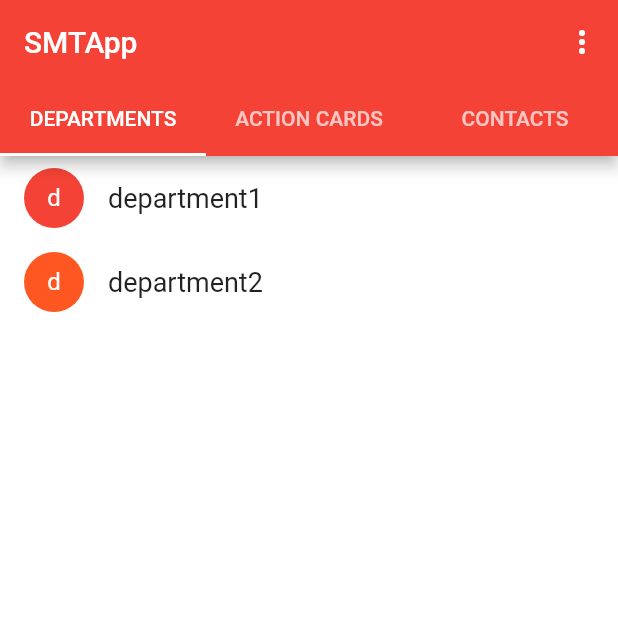
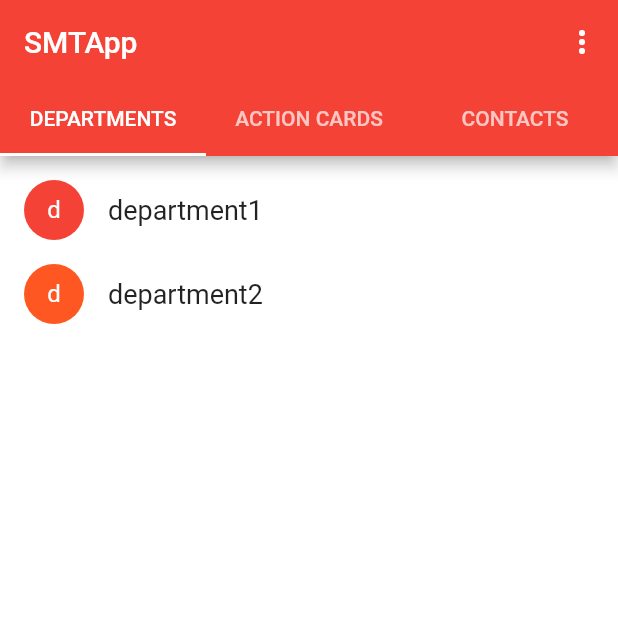
Before and after one commit to SnakeyHips/SMTApp, a Flutter app: the screen it shows after launch, on a phone screen of 412 x 824 dp, the top half of it. Run offline on Flutter 3.47's test engine with Material 2 defaults, Android fonts, the light colour scheme and no system bars; statements that could not run were skipped.

Commit message:
Update departments_page.dart

```diff
--- a/lib/widgets/departments_page.dart
+++ b/lib/widgets/departments_page.dart
@@ -17,7 +17,8 @@ class DepartmentsPageState extends State<DepartmentsPage> {
   Widget build(BuildContext context) {
     return Material(
       color: Colors.white,
-      child: _buildDepartments(),
+      child: new Padding(
+          padding: new EdgeInsets.only(top: 8.0), child: _buildDepartments()),
     );
   }
 
```
